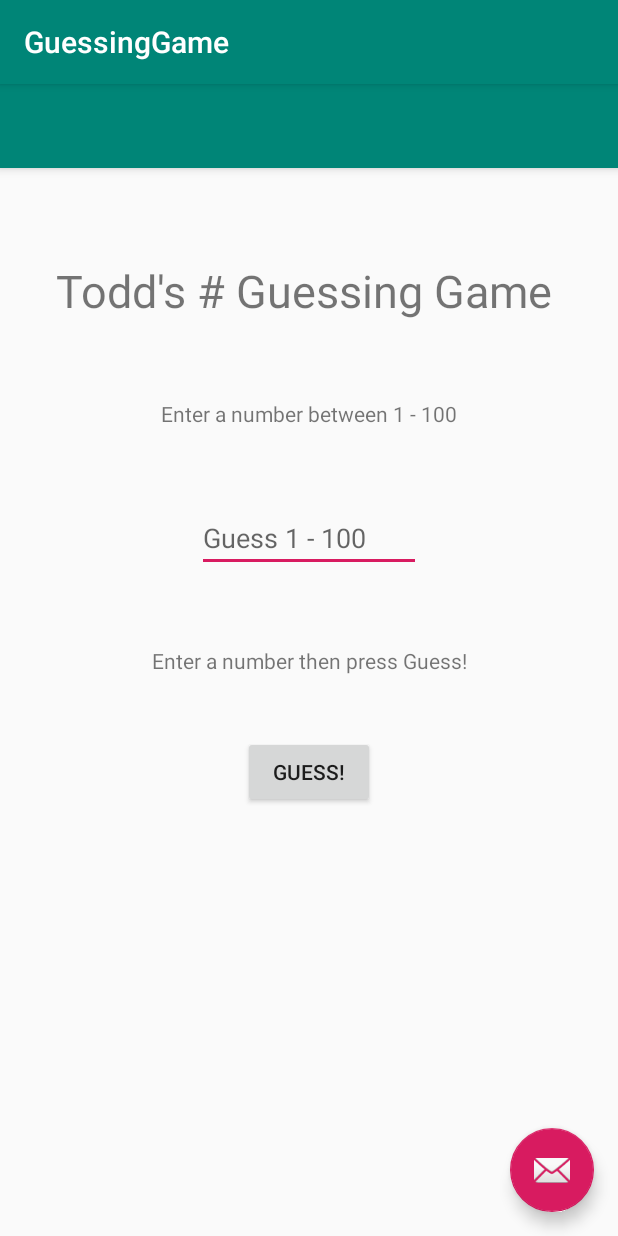
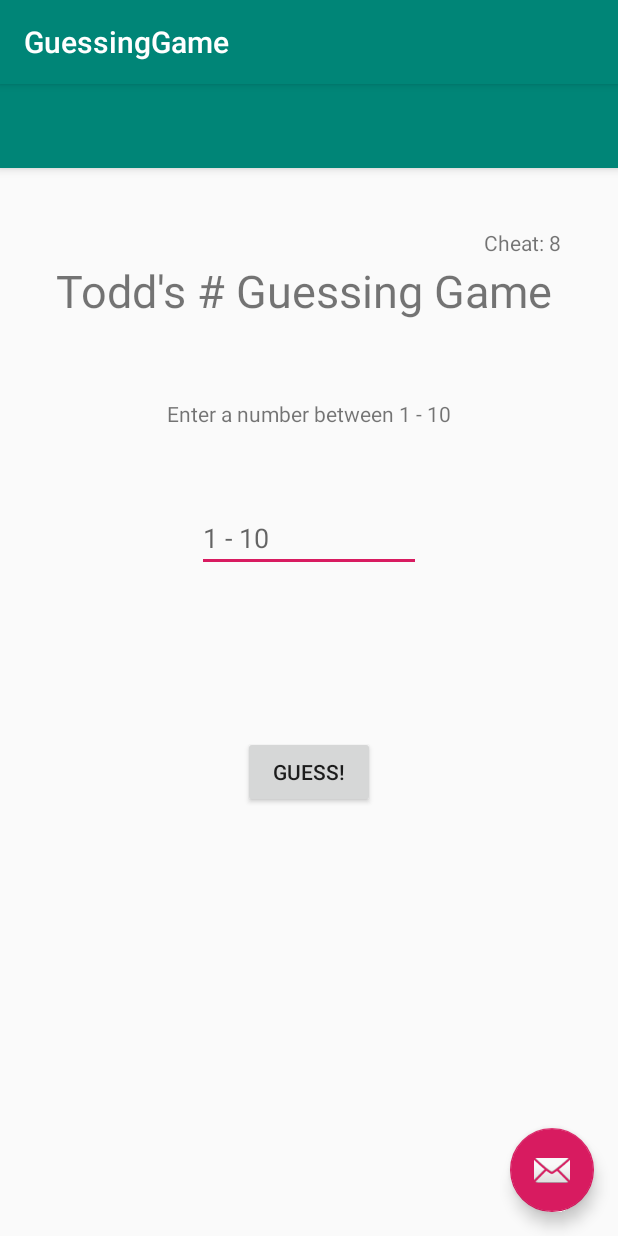
Before and after one commit to ToddJMullen/LearnJavaEasyWay, an Android app: the MainActivity screen opened directly, with no data from a screen before it, on a phone screen of 412 x 824 dp. Run offline under Robolectric (Android 15) with nearby library versions, the phone set to English and light mode, and no system bars; 2 statements that could not run were skipped.

Commit message:
Rought draft add new level options

```diff
--- a/AndroidProjects/app/src/main/java/com/example/guessinggame/MainActivity.java
+++ b/AndroidProjects/app/src/main/java/com/example/guessinggame/MainActivity.java
@@ -14,14 +14,26 @@ import android.view.Menu;
 import android.view.MenuItem;
 import android.widget.Button;
 import android.widget.EditText;
+import android.widget.RadioButton;
+import android.widget.RadioGroup;
 import android.widget.TextView;
 
 public class MainActivity extends AppCompatActivity {
 
     private EditText tiGuess;
+
     private Button btnGuess;
     private Button btnPlayAgain;
+
     private TextView lblOutput;
+    private TextView lblPrompt;
+    private TextView lblAnswer;
+
+    private RadioButton rbEasy;
+    private RadioButton rbMedium;
+    private RadioButton rbHard;
+    private RadioButton rbCrazy;
+    private RadioGroup  rbLevels;
 
     private int theNumber;
     private int level = 1;
@@ -38,6 +50,13 @@ public class MainActivity extends AppCompatActivity {
         btnGuess        = (Button) findViewById(R.id.btnGuess);
         btnPlayAgain    = (Button) findViewById(R.id.btnPlayAgain);
         lblOutput       = (TextView) findViewById(R.id.lblOutput);
+        lblAnswer       = (TextView) findViewById(R.id.lblAnswer);
+        lblPrompt       = (TextView) findViewById(R.id.lblPrompt);
+        rbEasy          = (RadioButton) findViewById(R.id.rbEasy);
+        rbMedium        = (RadioButton) findViewById(R.id.rbMedium);
+        rbHard          = (RadioButton) findViewById(R.id.rbHard);
+        rbCrazy         = (RadioButton) findViewById(R.id.rbCrazy);
+        rbLevels        = (RadioGroup) findViewById(R.id.rbLevels);
 
         newGame();
 
@@ -83,23 +102,30 @@ public class MainActivity extends AppCompatActivity {
 //        btnPlayAgain.setVisible(false);
 //        btnGuess.setVisible(true);
         tiGuess.setText("");
+        if( rbEasy.isChecked() ) {
+            level = 1;
+        }
+        if( rbMedium.isChecked() ) {
+            level = 2;
+        }
+        if( rbHard.isChecked() ) {
+            level = 3;
+        }
+        if( rbCrazy.isChecked() ) {
+            level = 5;
+        }
+//        attempts = 0;
+        max = (int)Math.pow(10, level);
+        lblOutput.setText("");
+        lblPrompt.setText("Enter a number between 1 - " + max );
+        tiGuess.setHint("1 - " + max );
+        theNumber = (int)(Math.random() * max  + 1);
+        lblAnswer.setText("Cheat: " + theNumber );
+
         btnGuess.setVisibility(View.VISIBLE);
         btnPlayAgain.setVisibility(View.INVISIBLE);
-//        if( rdbtnEasy.isSelected() ) {
-//            level = 1;
-//        }
-//        if( rdbtnMedium.isSelected() ) {
-//            level = 2;
-//        }
-//        if( rdbtnHard.isSelected() ) {
-//            level = 3;
-//        }
-//        if( rdbtnCrazy.isSelected() ) {
-//            level = 5;
-//        }
-//        attempts = 0;
-        max = (int)Math.pow(10, level);
-        theNumber = (int)(Math.random() * max  + 1);
+        rbLevels.setVisibility(View.INVISIBLE);
+
 //        lblPrompt.setText("Guess a number between 1 & " + max);
 //        boxPrompt.setVisible(true);
     }//newGame/
@@ -121,6 +147,7 @@ public class MainActivity extends AppCompatActivity {
 //                lblNumTries.setText("You guessed right in " + attempts + tries);
                 btnGuess.setVisibility(View.INVISIBLE);
                 btnPlayAgain.setVisibility(View.VISIBLE);
+                rbLevels.setVisibility(View.VISIBLE);
 
 //                lblNumTries.setVisible(true);
 //                boxPrompt.setVisible(false);
--- a/AndroidProjects/app/src/main/res/layout/content_main.xml
+++ b/AndroidProjects/app/src/main/res/layout/content_main.xml
@@ -72,8 +72,10 @@
         android:visibility="invisible"
         app:layout_constraintBottom_toBottomOf="parent"
         app:layout_constraintEnd_toEndOf="parent"
+        app:layout_constraintHorizontal_bias="0.498"
         app:layout_constraintStart_toStartOf="parent"
-        app:layout_constraintTop_toBottomOf="@+id/lblOutput" />
+        app:layout_constraintTop_toBottomOf="@+id/lblOutput"
+        app:layout_constraintVertical_bias="0.108" />
 
     <TextView
         android:id="@+id/lblOutput"
@@ -86,4 +88,52 @@
         app:layout_constraintStart_toStartOf="parent"
         app:layout_constraintTop_toBottomOf="@+id/tiGuess" />
 
+    <TextView
+        android:id="@+id/lblAnswer"
+        android:layout_width="wrap_content"
+        android:layout_height="wrap_content"
+        android:layout_marginTop="10dp"
+        android:layout_marginEnd="38dp"
+        android:layout_marginRight="38dp"
+        android:text="TextView"
+        app:layout_constraintEnd_toEndOf="parent"
+        app:layout_constraintTop_toTopOf="parent" />
+
+    <RadioGroup
+        android:id="@+id/rbLevels"
+        android:layout_width="395dp"
+        android:layout_height="129dp"
+        android:visibility="invisible"
+        tools:layout_editor_absoluteX="8dp"
+        tools:layout_editor_absoluteY="229dp">
+
+        <RadioButton
+            android:id="@+id/rbEasy"
+            android:layout_width="wrap_content"
+            android:layout_height="wrap_content"
+            android:layout_weight="1"
+            android:checked="true"
+            android:text="Easy" />
+
+        <RadioButton
+            android:id="@+id/rbMedium"
+            android:layout_width="wrap_content"
+            android:layout_height="wrap_content"
+            android:layout_weight="1"
+            android:text="Medium" />
+
+        <RadioButton
+            android:id="@+id/rbHard"
+            android:layout_width="wrap_content"
+            android:layout_height="wrap_content"
+            android:layout_weight="1"
+            android:text="Hard" />
+
+        <RadioButton
+            android:id="@+id/rbCrazy"
+            android:layout_width="wrap_content"
+            android:layout_height="wrap_content"
+            android:text="Crazy" />
+    </RadioGroup>
+
 </androidx.constraintlayout.widget.ConstraintLayout>
```
